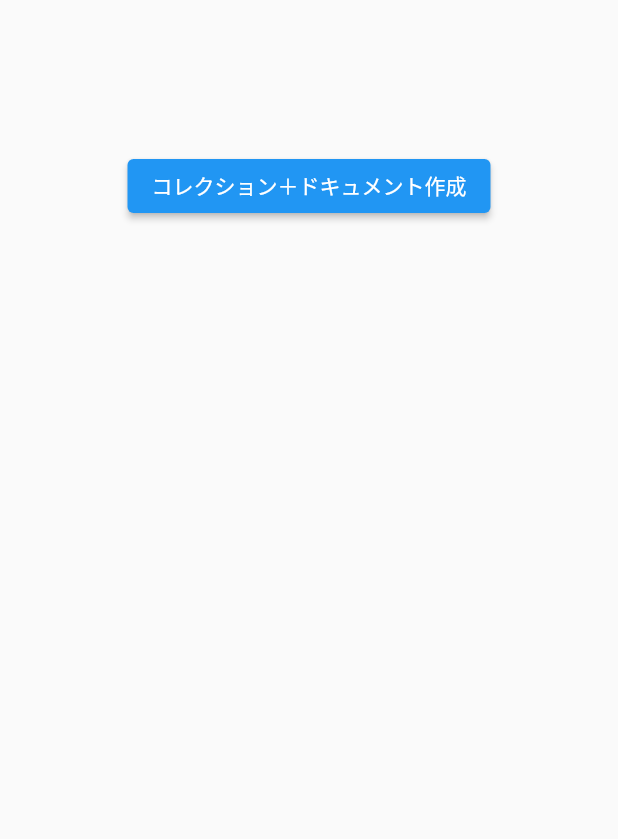
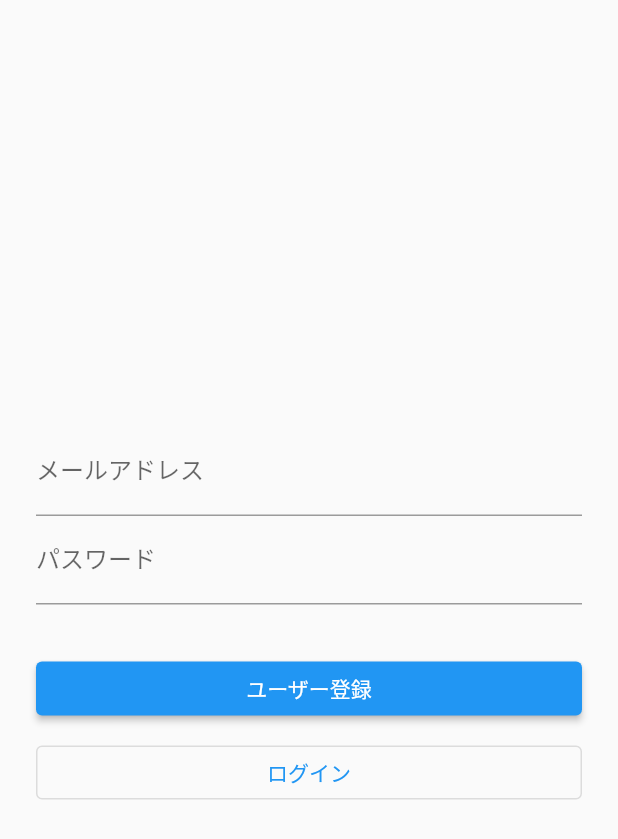
Before and after one commit to kitashio/mychatapp, a Flutter app: the screen it shows after launch, on a phone screen of 412 x 824 dp. Shown: the top 839 px of the screen. Run offline on Flutter 3.47's test engine with Material 2 defaults, Android fonts, the phone set to English and light mode, and no system bars; our stand-ins replace cloud_firestore, firebase_auth, firebase_core; accounts and stored records are empty.

Commit message:
ログインログアウト

```diff
--- /dev/null
+++ b/lib/Login_page.dart
@@ -0,0 +1,115 @@
+// ログイン画面用Widget
+import 'package:firebase_auth/firebase_auth.dart';
+import 'package:flutter/material.dart';
+
+import 'chat_page.dart';
+
+class LoginPage extends StatefulWidget {
+  @override
+  _LoginPageState createState() => _LoginPageState();
+}
+
+class _LoginPageState extends State<LoginPage> {
+  // メッセージ表示用
+  String infoText = '';
+  // 入力したメールアドレス・パスワード
+  String email = '';
+  String password = '';
+
+  @override
+  Widget build(BuildContext context) {
+    return Scaffold(
+      body: Center(
+        child: Container(
+          padding: EdgeInsets.all(24),
+          child: Column(
+            mainAxisAlignment: MainAxisAlignment.center,
+            children: <Widget>[
+              // メールアドレス入力
+              TextFormField(
+                decoration: InputDecoration(labelText: 'メールアドレス'),
+                onChanged: (String value) {
+                  setState(() {
+                    email = value;
+                  });
+                },
+              ),
+              // パスワード入力
+              TextFormField(
+                decoration: InputDecoration(labelText: 'パスワード'),
+                obscureText: true,
+                onChanged: (String value) {
+                  setState(() {
+                    password = value;
+                  });
+                },
+              ),
+              Container(
+                padding: EdgeInsets.all(8),
+                // メッセージ表示
+                child: Text(infoText),
+              ),
+              Container(
+                width: double.infinity,
+                // ユーザー登録ボタン
+                child: ElevatedButton(
+                  child: Text('ユーザー登録'),
+                  onPressed: () async {
+                    try {
+                      // メール/パスワードでユーザー登録
+                      final FirebaseAuth auth = FirebaseAuth.instance;
+                      final result = await auth.createUserWithEmailAndPassword(
+                        email: email,
+                        password: password,
+                      );
+                      // ユーザー登録に成功した場合
+                      // チャット画面に遷移＋ログイン画面を破棄
+                      await Navigator.of(context).pushReplacement(
+                        MaterialPageRoute(builder: (context) {
+                          return ChatPage(result.user);
+                        }),
+                      );
+                    } catch (e) {
+                      // ユーザー登録に失敗した場合
+                      setState(() {
+                        infoText = "登録に失敗しました：${e.toString()}";
+                      });
+                    }
+                  },
+                ),
+              ),
+              const SizedBox(height: 8),
+              Container(
+                width: double.infinity,
+                // ログイン登録ボタン
+                child: OutlinedButton(
+                  child: Text('ログイン'),
+                  onPressed: () async {
+                    try {
+                      // メール/パスワードでログイン
+                      final FirebaseAuth auth = FirebaseAuth.instance;
+                      final result = await auth.signInWithEmailAndPassword(
+                        email: email,
+                        password: password,
+                      );
+                      // ログインに成功した場合
+                      // チャット画面に遷移＋ログイン画面を破棄
+                      await Navigator.of(context).pushReplacement(
+                        MaterialPageRoute(builder: (context) {
+                          return ChatPage(result.user);
+                        }),
+                      );
+                    } catch (e) {
+                      // ログインに失敗した場合
+                      infoText = "ログインに失敗しました：${e.toString()}";
+                    }
+                  },
+                ),
+              ),
+            ],
+          ),
+        ),
+      ),
+    );
+  }
+}
```
Also changed, not shown: lib/addpost_page.dart (added, +22 -0 lines), lib/chat_page.dart (added, +48 -0 lines), lib/main.dart (+10 -131 lines), 3 other files.
